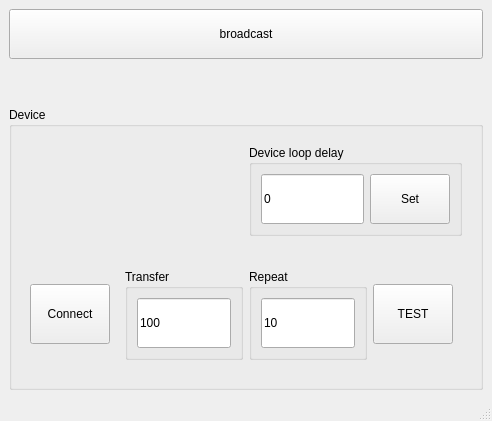
This is tcp_udp/udp_broad/mainwindow.ui in saibi/qt as Qt 5 draws it before an edit. The edited form follows.
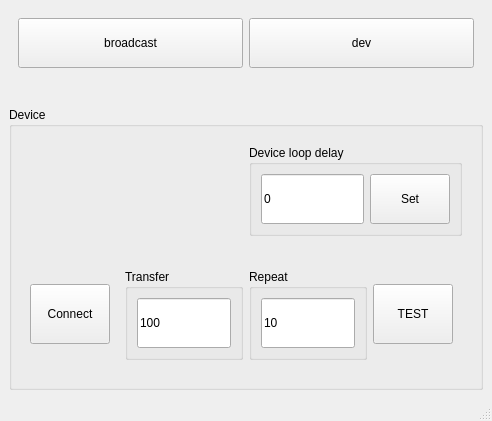
This is the edited form. Custom widgets are drawn as their Qt base class.

Patch:
```diff
--- a/tcp_udp/udp_broad/mainwindow.ui
+++ b/tcp_udp/udp_broad/mainwindow.ui
@@ -16,6 +16,9 @@
   <widget class="QWidget" name="centralwidget">
    <layout class="QVBoxLayout" name="verticalLayout">
     <item>
+     <widget class="QWidget" name="widget_dev" native="true">
+      <layout class="QHBoxLayout" name="horizontalLayout_7">
+       <item>
      <widget class="QPushButton" name="pushButton_broadcast">
       <property name="minimumSize">
        <size>
@@ -26,6 +29,22 @@
       <property name="text">
        <string>broadcast</string>
       </property>
+        </widget>
+       </item>
+       <item>
+        <widget class="QPushButton" name="pushButton_dev">
+         <property name="minimumSize">
+          <size>
+           <width>0</width>
+           <height>50</height>
+          </size>
+         </property>
+         <property name="text">
+          <string>dev</string>
+         </property>
+        </widget>
+       </item>
+      </layout>
      </widget>
     </item>
     <item>
```
Lines whose indentation alone changed are shown as unchanged.
